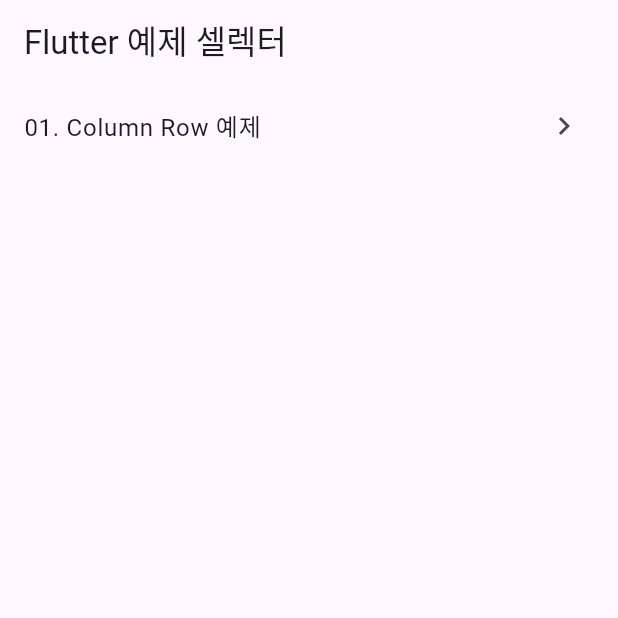
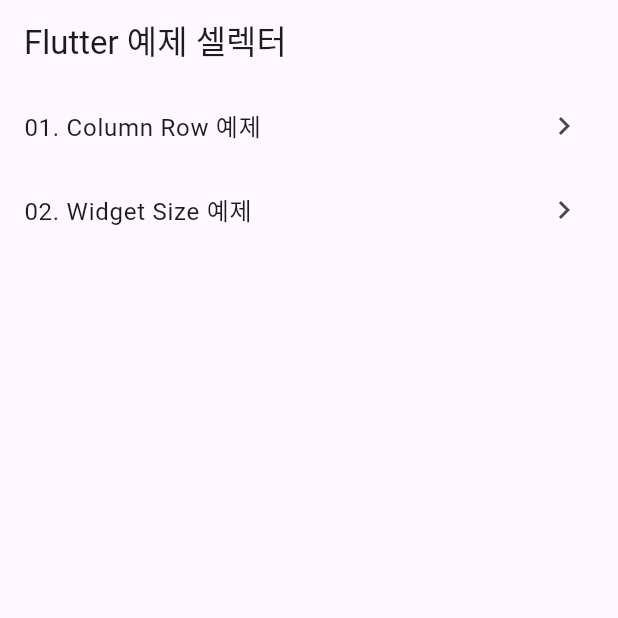
Before and after one commit to KimCookk/flutter_practice_examples, a Flutter app: the screen it shows after launch, on a phone screen of 412 x 824 dp, the top half of it. Run offline on Flutter 3.47's test engine with Material 3 defaults, Android fonts, the phone set to English and light mode, and no system bars.

Commit message:
feat: Widget Size 예제 추가

```diff
--- a/lib/examples/01_column_row/column_row_example.dart
+++ b/lib/examples/01_column_row/column_row_example.dart
@@ -7,6 +7,9 @@ class ColumnRowExample extends StatelessWidget {
   Widget build(BuildContext context) {
     // TODO: implement build
     return Scaffold(
+      appBar: AppBar(
+        title: Text("Column Row Example"),
+      ),
       body: Center(
         child: Column(
           // mainAxisSize: MainAxisSize.min,
--- a/lib/main.dart
+++ b/lib/main.dart
@@ -1,5 +1,6 @@
 import 'package:flutter/material.dart';
 import 'package:flutter_practice_examples/examples/01_column_row/column_row_example.dart';
+import 'package:flutter_practice_examples/examples/02_widget_size/widget_size_example.dart';
 
 void main() {
   runApp(const MyApp());
@@ -23,7 +24,10 @@ class ExampleSelector extends StatelessWidget {
       title: '01. Column Row 예제',
       widget: ColumnRowExample(),
     ),
-    //_ExampleItem(title: '02. Column/Row 예제', widget: ColumnRowExample()),
+    _ExampleItem(
+      title: '02. Widget Size 예제',
+      widget: WidgetSizeExample(),
+    ),
     //_ExampleItem(title: '03. Stateful Counter', widget: CounterExample()),
   ];
 
```
Also changed, not shown: lib/examples/02_widget_size/widget_size_example.dart (added, +34 -0 lines).
